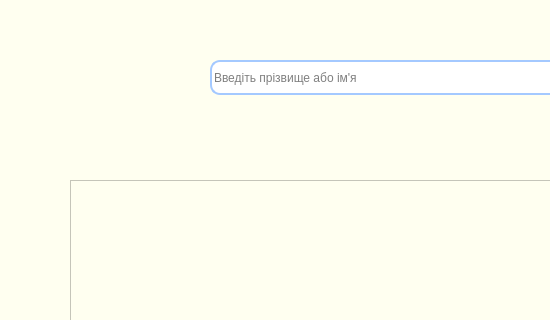
Qt form visitors_design.ui (Rozumniak/liblary_app) before a commit; both pictures show x 0 to 550 and y 0 to 320 of the 1107 by 719 pixel window.
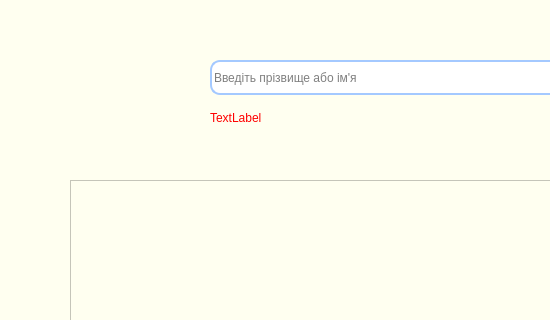
The same form after that commit. Icons and pictures are not drawn.

Commit message: searchVisitor window validation added

```diff
--- a/visitors_design.ui
+++ b/visitors_design.ui
@@ -161,6 +161,23 @@
      <bool>true</bool>
     </property>
    </widget>
+   <widget class="QLabel" name="name_issue">
+    <property name="geometry">
+     <rect>
+      <x>210</x>
+      <y>100</y>
+      <width>200</width>
+      <height>35</height>
+     </rect>
+    </property>
+    <property name="styleSheet">
+     <string notr="true">color: red;
+font: 12pt &quot;Arial&quot;;</string>
+    </property>
+    <property name="text">
+     <string>TextLabel</string>
+    </property>
+   </widget>
   </widget>
   <widget class="QStatusBar" name="statusbar"/>
  </widget>
```
The commit also changes 4 other files.
